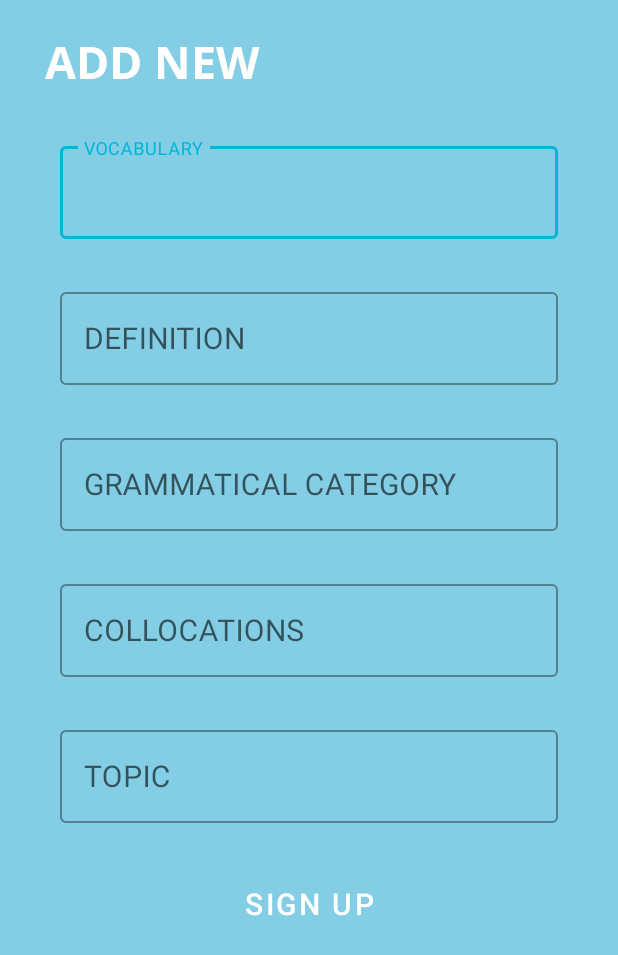
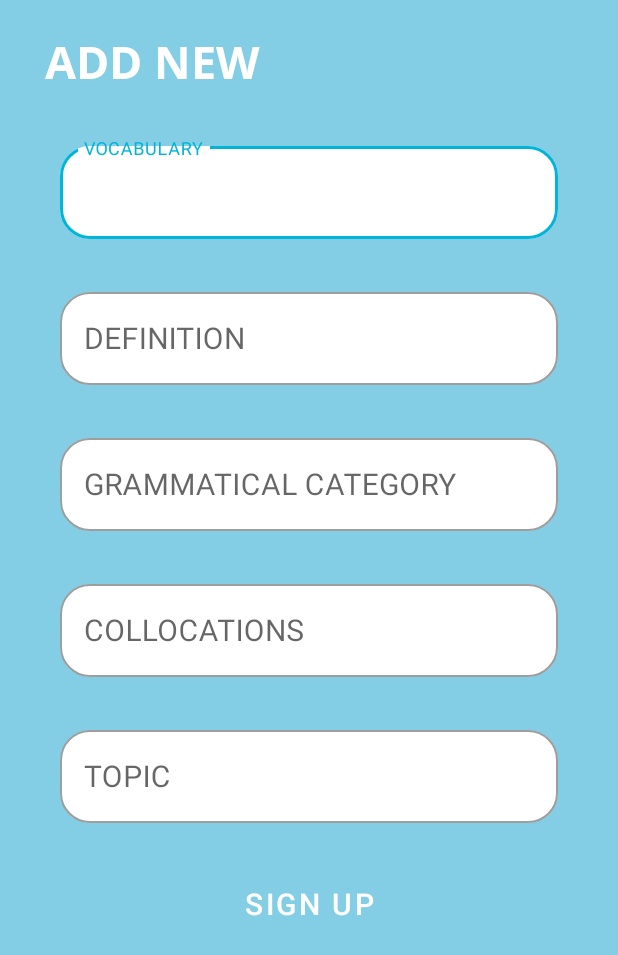
Before and after one commit to nikosiz/Sanguage, an Android app: the layout fragment_add_new.xml on its own in the app's theme, with its tools: preview values and no code run, on a phone screen of 412 x 824 dp. Shown: the top 955 px of the screen. Run offline under Robolectric (Android 15) with nearby library versions, the phone set to English and light mode, and no system bars; Roboto replaces fonts that are not available here.

Commit message:
W Cośtam cośtam

```diff
--- a/app/src/main/AndroidManifest.xml
+++ b/app/src/main/AndroidManifest.xml
@@ -13,7 +13,7 @@
     <application
         android:allowBackup="true"
         android:icon="@mipmap/ic_launcher"
-        android:label="@string/app_name"
+        android:label="@string/app_logo"
         android:roundIcon="@mipmap/ic_launcher_round"
         android:supportsRtl="true"
         android:theme="@style/Theme.Sanguage">
--- a/app/src/main/res/layout/fragment_add_new.xml
+++ b/app/src/main/res/layout/fragment_add_new.xml
@@ -32,6 +32,11 @@
         android:layout_marginHorizontal="40dp"
         android:layout_marginTop="30dp"
         android:hint="@string/vocabulary"
+        app:boxBackgroundColor="@color/white"
+        app:boxCornerRadiusBottomEnd="20dp"
+        app:boxCornerRadiusBottomStart="20dp"
+        app:boxCornerRadiusTopEnd="20dp"
+        app:boxCornerRadiusTopStart="20dp"
         app:layout_constraintStart_toStartOf="@id/add_new_tv"
         app:layout_constraintTop_toBottomOf="@id/add_new_tv">
 
@@ -54,6 +59,11 @@
         android:layout_height="wrap_content"
         android:layout_marginHorizontal="40dp"
         android:hint="@string/definition"
+        app:boxBackgroundColor="@color/white"
+        app:boxCornerRadiusBottomEnd="20dp"
+        app:boxCornerRadiusBottomStart="20dp"
+        app:boxCornerRadiusTopEnd="20dp"
+        app:boxCornerRadiusTopStart="20dp"
         app:layout_constraintEnd_toEndOf="@+id/add_new_vocabulary_tf"
         app:layout_constraintStart_toStartOf="@id/add_new_vocabulary_tf"
         app:layout_constraintTop_toBottomOf="@+id/add_new_vocabulary_tf">
@@ -78,6 +88,11 @@
         android:layout_marginHorizontal="40dp"
         android:layout_marginBottom="25dp"
         android:hint="@string/grammatical_category"
+        app:boxBackgroundColor="@color/white"
+        app:boxCornerRadiusBottomEnd="20dp"
+        app:boxCornerRadiusBottomStart="20dp"
+        app:boxCornerRadiusTopEnd="20dp"
+        app:boxCornerRadiusTopStart="20dp"
         app:layout_constraintEnd_toEndOf="@id/add_new_definition_tf"
         app:layout_constraintStart_toStartOf="@id/add_new_definition_tf"
         app:layout_constraintTop_toBottomOf="@id/add_new_definition_tf">
@@ -102,6 +117,11 @@
         android:layout_marginHorizontal="40dp"
         android:layout_marginBottom="15dp"
         android:hint="@string/collocations"
+        app:boxBackgroundColor="@color/white"
+        app:boxCornerRadiusBottomEnd="20dp"
+        app:boxCornerRadiusBottomStart="20dp"
+        app:boxCornerRadiusTopEnd="20dp"
+        app:boxCornerRadiusTopStart="20dp"
         app:layout_constraintEnd_toEndOf="@id/add_new_grammCat_tf"
         app:layout_constraintStart_toStartOf="@id/add_new_grammCat_tf"
         app:layout_constraintTop_toBottomOf="@id/add_new_grammCat_tf">
@@ -126,6 +146,11 @@
         android:layout_marginHorizontal="40dp"
         android:layout_marginBottom="15dp"
         android:hint="@string/topic"
+        app:boxBackgroundColor="@color/white"
+        app:boxCornerRadiusBottomEnd="20dp"
+        app:boxCornerRadiusBottomStart="20dp"
+        app:boxCornerRadiusTopEnd="20dp"
+        app:boxCornerRadiusTopStart="20dp"
         app:layout_constraintEnd_toEndOf="@id/add_new_collocations_tf"
         app:layout_constraintStart_toStartOf="@id/add_new_collocations_tf"
         app:layout_constraintTop_toBottomOf="@id/add_new_collocations_tf">
@@ -144,6 +169,7 @@
 
     <com.google.android.material.button.MaterialButton
         android:id="@+id/sign_up_sign_up_mtn"
+        style="@style/Widget.MaterialComponents.Button.TextButton"
         android:layout_width="match_parent"
         android:layout_height="wrap_content"
         android:layout_gravity="center"
@@ -155,7 +181,6 @@
         android:textColor="@color/white"
         android:textSize="20sp"
         android:theme="@style/FormButton"
-        style="@style/Widget.MaterialComponents.Button.TextButton"
         app:layout_constraintEnd_toEndOf="@id/add_new_topic_tf"
         app:layout_constraintStart_toStartOf="@id/add_new_topic_tf"
         app:layout_constraintTop_toBottomOf="@id/add_new_topic_tf"
```
